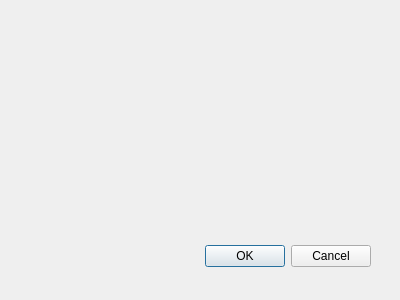
Above: ui/SaveProfileDialog.ui from BatchDrake/SigDigger before the change. Below: the same form after it.
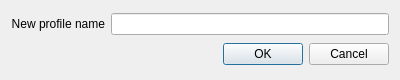
That is the form after the change.

```diff
--- a/ui/SaveProfileDialog.ui
+++ b/ui/SaveProfileDialog.ui
@@ -9,21 +9,18 @@
     <x>0</x>
     <y>0</y>
     <width>400</width>
-    <height>300</height>
+    <height>80</height>
    </rect>
   </property>
   <property name="windowTitle">
    <string>Dialog</string>
   </property>
-  <widget name="buttonBox" class="QDialogButtonBox">
-   <property name="geometry">
-    <rect>
-     <x>30</x>
-     <y>240</y>
-     <width>341</width>
-     <height>32</height>
-    </rect>
-   </property>
+  <layout class="QGridLayout" name="gridLayout">
+   <item row="0" column="1">
+    <widget class="QLineEdit" name="profileNameLabel"/>
+   </item>
+   <item row="2" column="1">
+    <widget class="QDialogButtonBox" name="buttonBox">
    <property name="orientation">
     <enum>Qt::Horizontal</enum>
    </property>
@@ -31,8 +28,19 @@
     <set>QDialogButtonBox::Cancel|QDialogButtonBox::Ok</set>
    </property>
   </widget>
- </widget>
- <pixmapfunction/>
+   </item>
+   <item row="0" column="0">
+    <widget class="QLabel" name="label">
+     <property name="text">
+      <string>New profile name</string>
+     </property>
+     <property name="alignment">
+      <set>Qt::AlignRight|Qt::AlignTrailing|Qt::AlignVCenter</set>
+     </property>
+    </widget>
+   </item>
+  </layout>
+ </widget>
  <resources/>
  <connections>
   <connection>
```
Left out of the diff: 8 changed lines with no effect on the pictures. Lines whose indentation alone changed are shown as unchanged.
